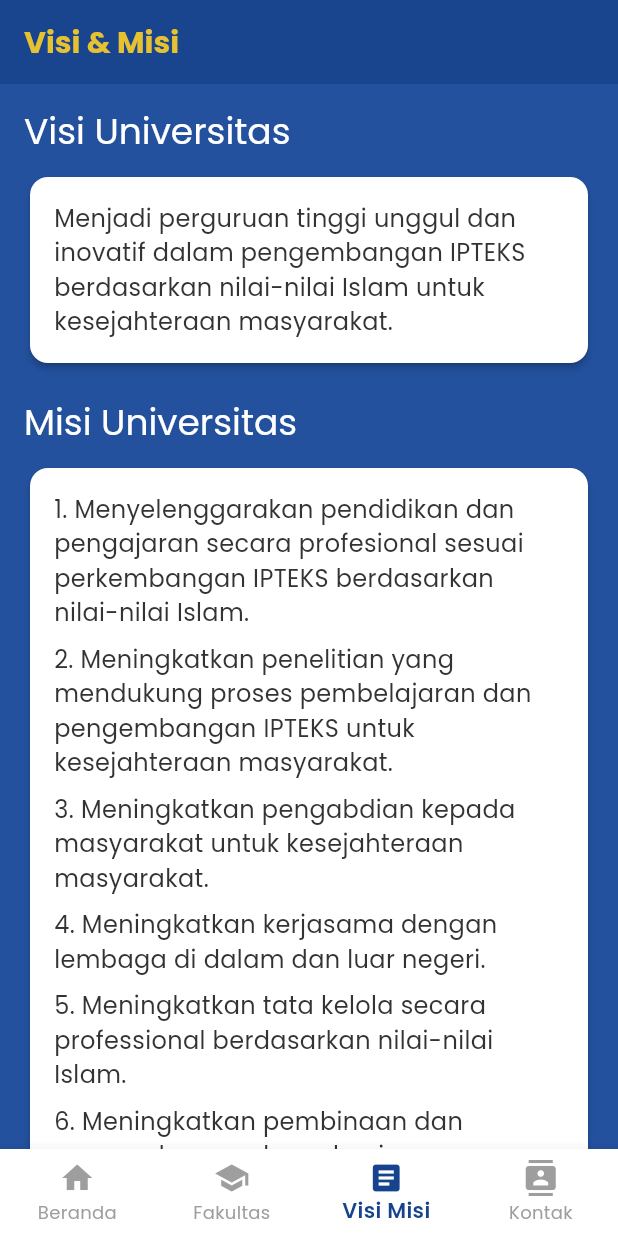
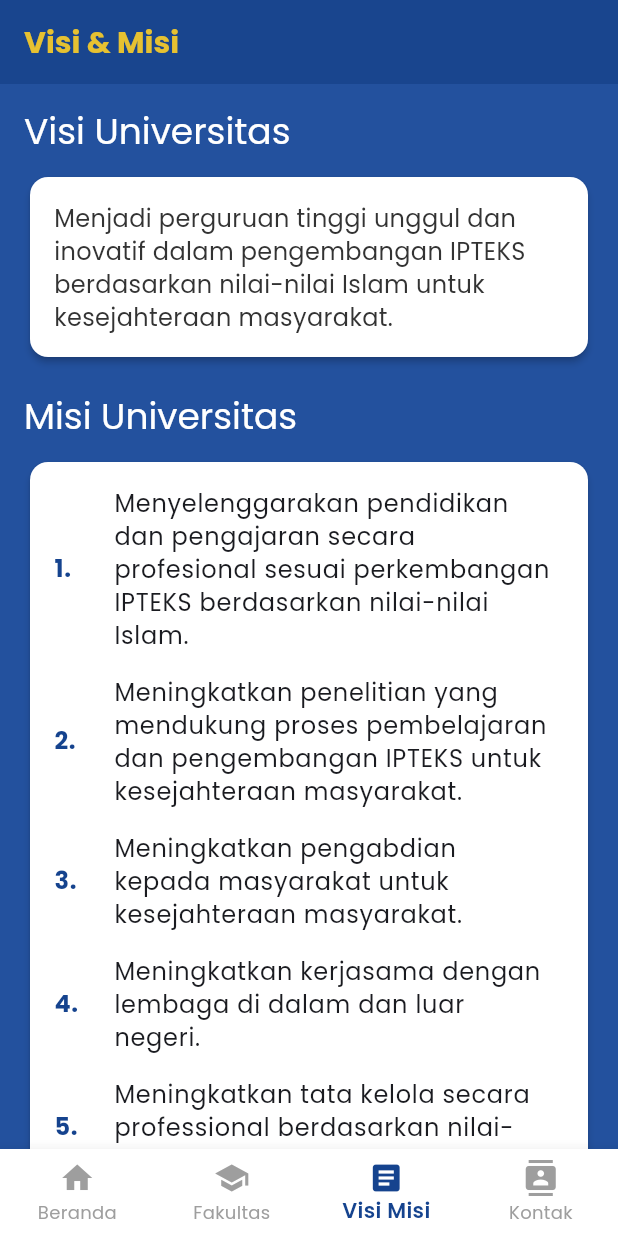
Before and after one commit to evannmy/flutter-profil-universitas, a Flutter app: the screen it shows after launch, item 3 of the bottom bar chosen, on a phone screen of 412 x 824 dp. Run offline on Flutter 3.47's test engine with Material 3 defaults, Android fonts, the phone set to English and light mode, and no system bars; our stand-ins replace google_fonts.

Commit message:
improve visi misi page with listtile

```diff
--- a/lib/screens/visi_misi_screen.dart
+++ b/lib/screens/visi_misi_screen.dart
@@ -1,7 +1,33 @@
 import 'package:flutter/material.dart';
+// 1. Tambahkan import untuk kPrimaryBlue
+import 'package:profil_universitas/constants.dart';
 
 class VisiMisiScreen extends StatelessWidget {
   const VisiMisiScreen({super.key});
+
+  // 2. Tambahkan fungsi helper _buildListPoint
+  /// Widget helper untuk membuat poin daftar yang rapi (Nomor + Teks)
+  Widget _buildListPoint(String number, String text) {
+    return ListTile(
+      // Slot 'leading' khusus untuk nomor poin
+      leading: Text(
+        number,
+        style: const TextStyle(
+          fontSize: 16,
+          fontWeight: FontWeight.bold,
+          color: kPrimaryBlue, // Beri warna agar menonjol
+        ),
+      ),
+      // Slot 'title' untuk teks konten
+      title: Text(
+        text,
+        style: const TextStyle(
+          fontSize: 16,
+          height: 1.4, // Beri spasi antar baris agar mudah dibaca
+        ),
+      ),
+    );
+  }
 
   @override
   Widget build(BuildContext context) {
@@ -14,26 +40,24 @@ class VisiMisiScreen extends StatelessWidget {
       ),
       body: SingleChildScrollView(
         padding: const EdgeInsets.all(16.0),
-
-        // IMPLEMENTASI LAYOUT: Column
         child: Column(
           crossAxisAlignment: CrossAxisAlignment.stretch,
           children: <Widget>[
             Text(
               'Visi Universitas',
-              style: Theme.of(context).textTheme.headlineSmall?.copyWith(
-                color: Colors.white, // <-- Tambahkan .copyWith() ini
-              ),
+              style: Theme.of(
+                context,
+              ).textTheme.headlineSmall?.copyWith(color: Colors.white),
             ),
             const SizedBox(height: 10),
 
-            // IMPLEMENTASI WIDGET: Card
+            // Card Visi (Tetap sama, karena ini paragraf tunggal)
             const Card(
               child: Padding(
                 padding: EdgeInsets.all(16.0),
                 child: Text(
                   'Menjadi perguruan tinggi unggul dan inovatif dalam pengembangan IPTEKS berdasarkan nilai-nilai Islam untuk kesejahteraan masyarakat.',
-                  style: TextStyle(fontSize: 16),
+                  style: TextStyle(fontSize: 16, height: 1.4),
                 ),
               ),
             ),
@@ -42,46 +66,42 @@ class VisiMisiScreen extends StatelessWidget {
 
             Text(
               'Misi Universitas',
-              style: Theme.of(context).textTheme.headlineSmall?.copyWith(
-                color: Colors.white, // <-- Tambahkan .copyWith() ini
-              ),
+              style: Theme.of(
+                context,
+              ).textTheme.headlineSmall?.copyWith(color: Colors.white),
             ),
             const SizedBox(height: 10),
 
-            const Card(
+            // 3. IMPLEMENTASI BARU: Card "Misi" (Lebih mudah dibaca)
+            Card(
               child: Padding(
-                padding: EdgeInsets.all(16.0),
+                // Padding di dalam Card dikurangi agar ListTile pas
+                padding: const EdgeInsets.symmetric(vertical: 8.0),
                 child: Column(
-                  crossAxisAlignment: CrossAxisAlignment.stretch,
                   children: [
-                    Text(
-                      '1. Menyelenggarakan pendidikan dan pengajaran secara profesional sesuai perkembangan IPTEKS berdasarkan nilai-nilai Islam.',
-                      style: TextStyle(fontSize: 16),
+                    _buildListPoint(
+                      '1.',
+                      'Menyelenggarakan pendidikan dan pengajaran secara profesional sesuai perkembangan IPTEKS berdasarkan nilai-nilai Islam.',
                     ),
-                    SizedBox(height: 8),
-                    Text(
-                      '2. Meningkatkan penelitian yang mendukung proses pembelajaran dan pengembangan IPTEKS untuk kesejahteraan masyarakat.',
-                      style: TextStyle(fontSize: 16),
+                    _buildListPoint(
+                      '2.',
+                      'Meningkatkan penelitian yang mendukung proses pembelajaran dan pengembangan IPTEKS untuk kesejahteraan masyarakat.',
                     ),
-                    SizedBox(height: 8),
-                    Text(
-                      '3. Meningkatkan pengabdian kepada masyarakat untuk kesejahteraan masyarakat.',
-                      style: TextStyle(fontSize: 16),
+                    _buildListPoint(
+                      '3.',
+                      'Meningkatkan pengabdian kepada masyarakat untuk kesejahteraan masyarakat.',
                     ),
-                    SizedBox(height: 8),
-                    Text(
-                      '4. Meningkatkan kerjasama dengan lembaga di dalam dan luar negeri.',
-                      style: TextStyle(fontSize: 16),
+                    _buildListPoint(
+                      '4.',
+                      'Meningkatkan kerjasama dengan lembaga di dalam dan luar negeri.',
                     ),
-                    SizedBox(height: 8),
-                    Text(
-                      '5. Meningkatkan tata kelola secara professional berdasarkan nilai-nilai Islam.',
-                      style: TextStyle(fontSize: 16),
+                    _buildListPoint(
+                      '5.',
+                      'Meningkatkan tata kelola secara professional berdasarkan nilai-nilai Islam.',
                     ),
-                    SizedBox(height: 8),
-                    Text(
-                      '6. Meningkatkan pembinaan dan pengembangan kemahasiswaan berdasarkan nilai-nilai Islam.',
-                      style: TextStyle(fontSize: 16),
+                    _buildListPoint(
+                      '6.',
+                      'Meningkatkan pembinaan dan pengembangan kemahasiswaan berdasarkan nilai-nilai Islam.',
                     ),
                   ],
                 ),
@@ -92,46 +112,41 @@ class VisiMisiScreen extends StatelessWidget {
 
             Text(
               'Tujuan',
-              style: Theme.of(context).textTheme.headlineSmall?.copyWith(
-                color: Colors.white, // <-- Tambahkan .copyWith() ini
-              ),
+              style: Theme.of(
+                context,
+              ).textTheme.headlineSmall?.copyWith(color: Colors.white),
             ),
             const SizedBox(height: 10),
 
-            const Card(
+            // 4. IMPLEMENTASI BARU: Card "Tujuan"
+            Card(
               child: Padding(
-                padding: EdgeInsets.all(16.0),
+                padding: const EdgeInsets.symmetric(vertical: 8.0),
                 child: Column(
-                  crossAxisAlignment: CrossAxisAlignment.stretch,
                   children: [
-                    Text(
-                      '1. Menghasilkan lulusan yang profesional dalam penguasaan IPTEKS berdasarkan nilai- nilai Islam.',
-                      style: TextStyle(fontSize: 16),
+                    _buildListPoint(
+                      '1.',
+                      'Menghasilkan lulusan yang profesional dalam penguasaan IPTEKS berdasarkan nilai- nilai Islam.',
                     ),
-                    SizedBox(height: 8),
-                    Text(
-                      '2. Menghasilkan penelitian untuk kesejateraan masyarakat.',
-                      style: TextStyle(fontSize: 16),
+                    _buildListPoint(
+                      '2.',
+                      'Menghasilkan penelitian untuk kesejateraan masyarakat.',
                     ),
-                    SizedBox(height: 8),
-                    Text(
-                      '3. Mewujudkan pengabdian kepada masyarakat untuk kesejahteraan masyarakat.',
-                      style: TextStyle(fontSize: 16),
+                    _buildListPoint(
+                      '3.',
+                      'Mewujudkan pengabdian kepada masyarakat untuk kesejahteraan masyarakat.',
                     ),
-                    SizedBox(height: 8),
-                    Text(
-                      '4. Mewujudkan kerjasama dengan lembaga di dalam dan luar negeri untuk penguatan Catur Dharma Perguruan Tinggi Muhammadiyah.',
-                      style: TextStyle(fontSize: 16),
+                    _buildListPoint(
+                      '4.',
+                      'Mewujudkan kerjasama dengan lembaga di dalam dan luar negeri untuk penguatan Catur Dharma Perguruan Tinggi Muhammadiyah.',
                     ),
-                    SizedBox(height: 8),
-                    Text(
-                      '5. Mewujudkan kemandirian perguruan tinggi dengan tata kelola yang profesional berdasarkan nilai- nilai Islam',
-                      style: TextStyle(fontSize: 16),
+                    _buildListPoint(
+                      '5.',
+                      'Mewujudkan kemandirian perguruan tinggi dengan tata kelola yang profesional berdasarkan nilai- nilai Islam',
                     ),
-                    SizedBox(height: 8),
-                    Text(
-                      '6. Meningkatkan prestasi akademik dan non akademik mahasiswa.',
-                      style: TextStyle(fontSize: 16),
+                    _buildListPoint(
+                      '6.',
+                      'Meningkatkan prestasi akademik dan non akademik mahasiswa.',
                     ),
                   ],
                 ),
@@ -142,56 +157,49 @@ class VisiMisiScreen extends StatelessWidget {
 
             Text(
               'Sasaran',
-              style: Theme.of(context).textTheme.headlineSmall?.copyWith(
-                color: Colors.white, // <-- Tambahkan .copyWith() ini
-              ),
+              style: Theme.of(
+                context,
+              ).textTheme.headlineSmall?.copyWith(color: Colors.white),
             ),
             const SizedBox(height: 10),
 
-            const Card(
+            // 5. IMPLEMENTASI BARU: Card "Sasaran"
+            Card(
               child: Padding(
-                padding: EdgeInsets.all(16.0),
+                padding: const EdgeInsets.symmetric(vertical: 8.0),
                 child: Column(
-                  crossAxisAlignment: CrossAxisAlignment.stretch,
                   children: [
-                    Text(
-                      '1. Peningkatan kemampuan mahasiswa dalam penguasaan dan pengembangan IPTEKS berdasarkan nilai-nilai Islam.',
-                      style: TextStyle(fontSize: 16),
+                    _buildListPoint(
+                      '1.',
+                      'Peningkatan kemampuan mahasiswa dalam penguasaan dan pengembangan IPTEKS berdasarkan nilai-nilai Islam.',
                     ),
-                    SizedBox(height: 8),
-                    Text(
-                      '2. Peningkatan kapasitas dan kinerja penelitian dosen dan mahasiswa yang mendukung proses pembelajaran dan pengembangan IPTEKS.',
-                      style: TextStyle(fontSize: 16),
+                    _buildListPoint(
+                      '2.',
+                      'Peningkatan kapasitas dan kinerja penelitian dosen dan mahasiswa yang mendukung proses pembelajaran dan pengembangan IPTEKS.',
                     ),
-                    SizedBox(height: 8),
-                    Text(
-                      '3. Peningkatan manfaat hasil penelitian untuk kesejahteraan masyarakat.',
-                      style: TextStyle(fontSize: 16),
+                    _buildListPoint(
+                      '3.',
+                      'Peningkatan manfaat hasil penelitian untuk kesejahteraan masyarakat.',
                     ),
-                    SizedBox(height: 8),
-                    Text(
-                      '4. Peningkatan kapasitas dan kinerja pengabdian kepada masyarakat untuk kesejahteraan masyarakat.',
-                      style: TextStyle(fontSize: 16),
+                    _buildListPoint(
+                      '4.',
+                      'Peningkatan kapasitas dan kinerja pengabdian kepada masyarakat untuk kesejahteraan masyarakat.',
                     ),
-                    SizedBox(height: 8),
-                    Text(
-                      '5. Peningkatan dan perluasan kerjasama dengan lembaga dalam dan luar negeri.',
-                      style: TextStyle(fontSize: 16),
+                    _buildListPoint(
+                      '5.',
+                      'Peningkatan dan perluasan kerjasama dengan lembaga dalam dan luar negeri.',
                     ),
-                    SizedBox(height: 8),
-                    Text(
-                      '6. Penguatan tata kelola dan kelembagaan secara profesional berdasarkan nilai-nilai Islam.',
-                      style: TextStyle(fontSize: 16),
+                    _buildListPoint(
+                      '6.',
+                      'Penguatan tata kelola dan kelembagaan secara profesional berdasarkan nilai-nilai Islam.',
                     ),
-                    SizedBox(height: 8),
-                    Text(
-                      '7. Peningkatan etos kerja dan perilaku organisasi yang sesuai dengan nilai-nilai Islam dan Kemuhammadiyahan.',
-                      style: TextStyle(fontSize: 16),
+                    _buildListPoint(
+                      '7.',
+                      'Peningkatan etos kerja dan perilaku organisasi yang sesuai dengan nilai-nilai Islam dan Kemuhammadiyahan.',
                     ),
-                    SizedBox(height: 8),
-                    Text(
-                      '8. Peningkatan kemampuan mahasiswa dalam pencapaian prestasi.',
-                      style: TextStyle(fontSize: 16),
+                    _buildListPoint(
+                      '8.',
+                      'Peningkatan kemampuan mahasiswa dalam pencapaian prestasi.',
                     ),
                   ],
                 ),
```
Also changed, not shown: assets/images/hero_image.jpeg (renamed from assets/images/hero-image.jpeg).
